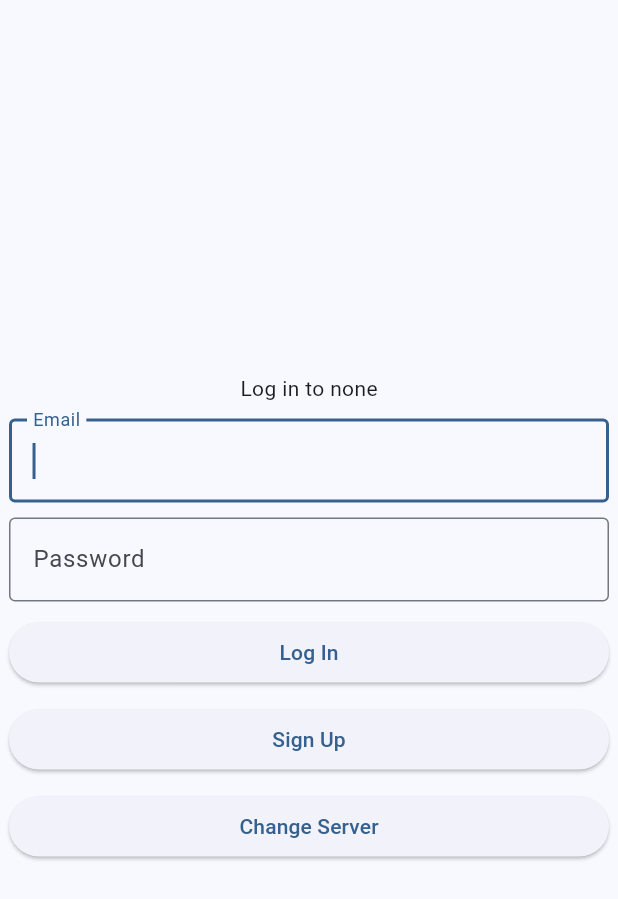
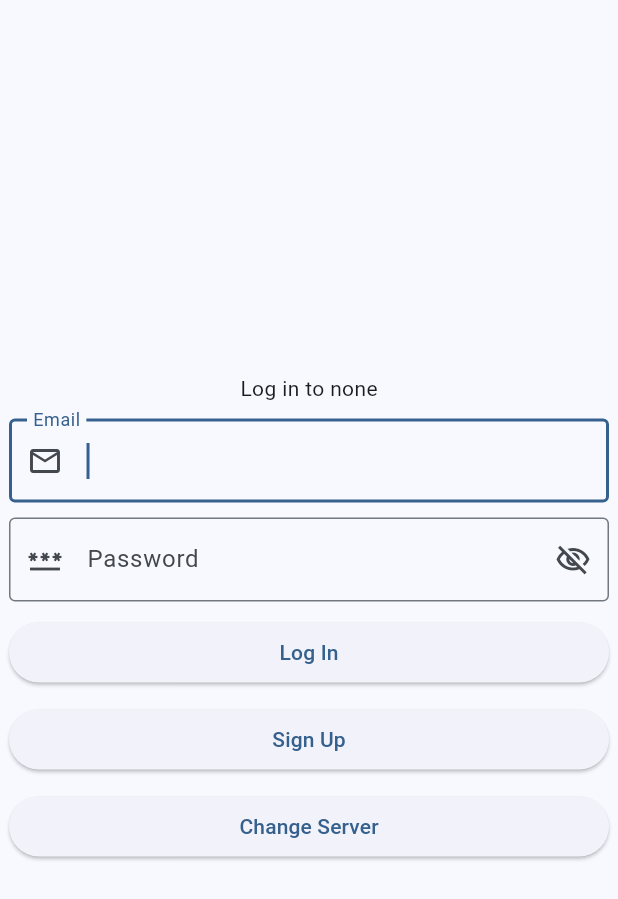
Before and after one commit to vatlnetwork/vatlnetwork-flutter-apps, a Flutter app: the Login widget shown alone on an empty page, opened directly with empty values, on a phone screen of 412 x 824 dp. Shown: the top 899 px of the screen. Run offline on Flutter 3.47's test engine with Material 2 defaults, Android fonts, the phone set to English and light mode, and no system bars; drawn by our look-alikes of overlay_support; our stand-ins replace shared_preferences; accounts and stored records are empty.

Commit message:
added more functionality to the login page

```diff
--- a/password_saver/lib/pages/login.dart
+++ b/password_saver/lib/pages/login.dart
@@ -25,6 +25,12 @@ class _LoginState extends State<Login> {
   final serverController = ServerController();
 
   String currentServer = '';
+  bool showPassword = false;
+
+  toggleShowPassword() {
+    showPassword = !showPassword;
+    setState(() {});
+  }
 
   getCurrentServer() async {
     currentServer = await serverController.getCurrentServer();
@@ -97,7 +103,8 @@ class _LoginState extends State<Login> {
             TextField(
               decoration: const InputDecoration(
                 border: OutlineInputBorder(),
-                labelText: 'Email'
+                labelText: 'Email',
+                prefixIcon: Icon(Icons.email_outlined)
               ),
               autofocus: true,
               onSubmitted: (value) { login(); },
@@ -105,13 +112,18 @@ class _LoginState extends State<Login> {
             ),
             const SizedBox(height: 10),
             TextField(
-              decoration: const InputDecoration(
-                border: OutlineInputBorder(),
-                labelText: 'Password'
+              decoration: InputDecoration(
+                border: const OutlineInputBorder(),
+                labelText: 'Password',
+                prefixIcon: const Icon(Icons.password),
+                suffixIcon: IconButton(
+                  onPressed: () { toggleShowPassword(); },
+                  icon: showPassword ? const Icon(Icons.visibility_outlined) : const Icon(Icons.visibility_off_outlined)
+                )
               ),
               onSubmitted: (value) { login(); },
               controller: _passwordState,
-              obscureText: true
+              obscureText: !showPassword
             ),
             const SizedBox(height: 10),
             SizedBox(
```
